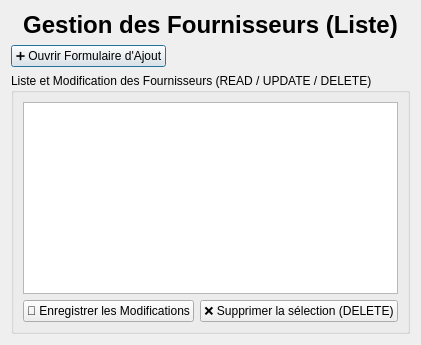
Before: the Qt Designer form form/FormListeFournisseur.ui in Alt68719/projet_achats, drawn with Qt 5.
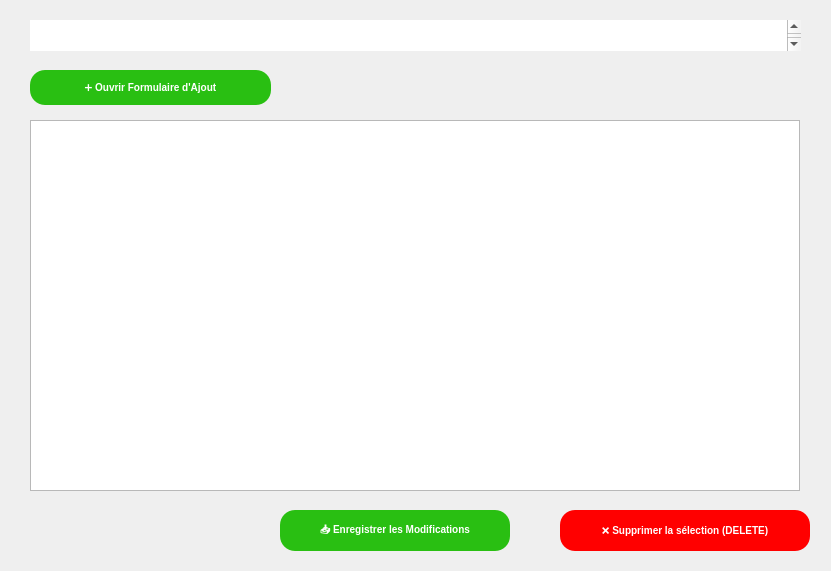
After: the same form once the commit is applied. Icons and pictures are not drawn.

Patch:
```diff
--- a/form/FormListeFournisseur.ui
+++ b/form/FormListeFournisseur.ui
@@ -2,71 +2,152 @@
 <ui version="4.0">
  <class>FormListeFournisseur</class>
  <widget class="QDialog" name="FormListeFournisseur">
+  <property name="geometry">
+   <rect>
+    <x>0</x>
+    <y>0</y>
+    <width>831</width>
+    <height>571</height>
+   </rect>
+  </property>
   <property name="windowTitle">
    <string>Liste et Gestion des Fournisseurs</string>
   </property>
-  <layout class="QVBoxLayout" name="verticalLayoutMain">
-   <item>
-    <widget class="QLabel" name="labelTitre">
-     <property name="text">
-      <string>Gestion des Fournisseurs (Liste)</string>
-     </property>
-     <property name="alignment">
-      <set>Qt::AlignCenter</set>
-     </property>
-     <property name="styleSheet">
-      <string notr="true">font-size: 18pt; font-weight: bold;</string>
-     </property>
-    </widget>
-   </item>
-
-   <item>
-    <layout class="QHBoxLayout" name="horizontalLayoutTop">
-     <item>
-      <widget class="QPushButton" name="btnOuvrirAjout">
-       <property name="text">
-        <string>➕ Ouvrir Formulaire d'Ajout</string>
-       </property>
-      </widget>
-     </item>
-     <item>
-      <spacer name="horizontalSpacerTop">
-       <property name="orientation"><enum>Qt::Horizontal</enum></property>
-       <property name="sizeHint" stdset="0"><size>40,20</size></property>
-      </spacer>
-     </item>
-    </layout>
-   </item>
-
-   <item>
-    <widget class="QGroupBox" name="groupBoxListe">
-     <property name="title">
-      <string>Liste et Modification des Fournisseurs (READ / UPDATE / DELETE)</string>
-     </property>
-     <layout class="QVBoxLayout" name="verticalLayoutListe">
-      <item>
-       <widget class="QTableView" name="tableViewFournisseurs"/>
-      </item>
-      <item>
-       <layout class="QHBoxLayout" name="horizontalLayoutBoutons">
-        <item>
-         <widget class="QPushButton" name="btnEnregistrerModifications">
-          <property name="text"><string>💾 Enregistrer les Modifications</string></property>
-         </widget>
-        </item>
-        <item>
-         <spacer name="horizontalSpacer"><property name="orientation"><enum>Qt::Horizontal</enum></property><property name="sizeHint" stdset="0"><size>40,20</size></property></spacer>
-        </item>
-        <item>
-         <widget class="QPushButton" name="btnSupprimer">
-          <property name="text"><string>❌ Supprimer la sélection (DELETE)</string></property>
-         </widget>
-        </item>
-       </layout>
-      </item>
-     </layout>
-    </widget>
-   </item>
-  </layout>
+  <property name="styleSheet">
+   <string notr="true">QWidget#FormListeFournisseur {
+    border-image: url(&quot;C:/projet_QT/projet_achats/image000/fond02.jpg&quot;) 0 0 0 0 stretch stretch;
+}
+</string>
+  </property>
+  <widget class="QLabel" name="labelTitre">
+   <property name="geometry">
+    <rect>
+     <x>150</x>
+     <y>10</y>
+     <width>530</width>
+     <height>40</height>
+    </rect>
+   </property>
+   <property name="styleSheet">
+    <string notr="true">font-size: 18pt; font-weight: bold;</string>
+   </property>
+   <property name="text">
+    <string>Gestion des Fournisseurs (Liste)</string>
+   </property>
+   <property name="alignment">
+    <set>Qt::AlignmentFlag::AlignCenter</set>
+   </property>
+  </widget>
+  <widget class="QPushButton" name="btnOuvrirAjout">
+   <property name="geometry">
+    <rect>
+     <x>30</x>
+     <y>70</y>
+     <width>241</width>
+     <height>35</height>
+    </rect>
+   </property>
+   <property name="styleSheet">
+    <string notr="true">QPushButton {
+background-color: #29bf12;
+border-radius: 15px;
+border: none;
+padding: 10px 20px;
+color: white;
+font-size: 10px;
+font-weight: bold;
+}</string>
+   </property>
+   <property name="text">
+    <string>➕ Ouvrir Formulaire d'Ajout</string>
+   </property>
+  </widget>
+  <widget class="QTableView" name="tableViewFournisseurs">
+   <property name="geometry">
+    <rect>
+     <x>30</x>
+     <y>120</y>
+     <width>770</width>
+     <height>371</height>
+    </rect>
+   </property>
+  </widget>
+  <widget class="QPushButton" name="btnEnregistrerModifications">
+   <property name="geometry">
+    <rect>
+     <x>280</x>
+     <y>510</y>
+     <width>230</width>
+     <height>41</height>
+    </rect>
+   </property>
+   <property name="styleSheet">
+    <string notr="true">QPushButton {
+background-color: #29bf12;
+border-radius: 15px;
+border: none;
+padding: 10px 20px;
+color: white;
+font-size: 10px;
+font-weight: bold;
+}</string>
+   </property>
+   <property name="text">
+    <string>📥 Enregistrer les Modifications</string>
+   </property>
+  </widget>
+  <widget class="QPushButton" name="btnSupprimer">
+   <property name="geometry">
+    <rect>
+     <x>560</x>
+     <y>510</y>
+     <width>250</width>
+     <height>41</height>
+    </rect>
+   </property>
+   <property name="styleSheet">
+    <string notr="true">QPushButton {
+background-color: red;
+border-radius: 15px;
+border: none;
+padding: 10px 20px;
+color: white;
+font-size: 10px;
+font-weight: bold;
+}</string>
+   </property>
+   <property name="text">
+    <string>❌ Supprimer la sélection (DELETE)</string>
+   </property>
+  </widget>
+  <widget class="QTextBrowser" name="textBrowser">
+   <property name="geometry">
+    <rect>
+     <x>10</x>
+     <y>10</y>
+     <width>811</width>
+     <height>51</height>
+    </rect>
+   </property>
+   <property name="styleSheet">
+    <string notr="true">QTextBrowser {
+    border-image: url(&quot;C:/projet_QT/projet_achats/image000/fond03.jpg&quot;) 0 0 0 0 stretch stretch;
+    border: none;
+    padding: 10px 20px;
+    color: white;
+    font-weight: bold;
+}</string>
+   </property>
+   <property name="html">
+    <string>&lt;!DOCTYPE HTML PUBLIC &quot;-//W3C//DTD HTML 4.0//EN&quot; &quot;http://www.w3.org/TR/REC-html40/strict.dtd&quot;&gt;
+&lt;html&gt;&lt;head&gt;&lt;meta name=&quot;qrichtext&quot; content=&quot;1&quot; /&gt;&lt;meta charset=&quot;utf-8&quot; /&gt;&lt;style type=&quot;text/css&quot;&gt;
+p, li { white-space: pre-wrap; }
+hr { height: 1px; border-width: 0; }
+li.unchecked::marker { content: &quot;\2610&quot;; }
+li.checked::marker { content: &quot;\2612&quot;; }
+&lt;/style&gt;&lt;/head&gt;&lt;body style=&quot; font-family:'Segoe UI'; font-size:9pt; font-weight:700; font-style:normal;&quot;&gt;
+&lt;p style=&quot; margin-top:0px; margin-bottom:0px; margin-left:0px; margin-right:0px; -qt-block-indent:0; text-indent:0px;&quot;&gt;&lt;span style=&quot; font-size:20pt;&quot;&gt;LISTE DES FOURNISSEURS :&lt;/span&gt;&lt;/p&gt;&lt;/body&gt;&lt;/html&gt;</string>
+   </property>
+  </widget>
  </widget>
 </ui>
```
Left out of the diff: 2 changed lines with no effect on the pictures.
